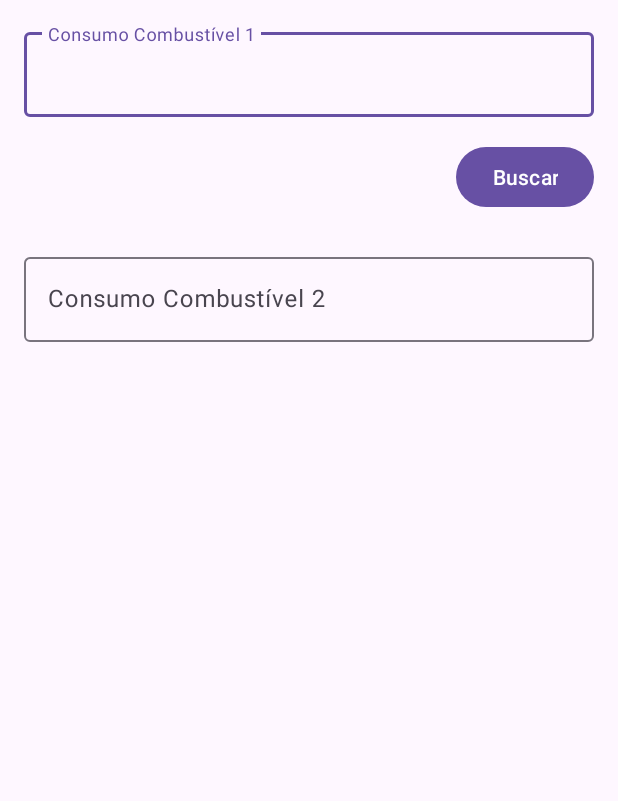
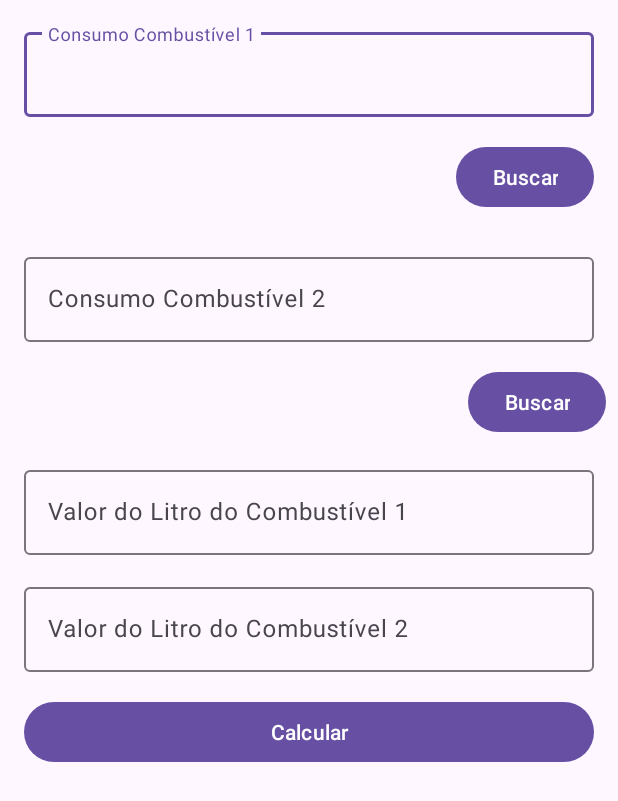
Before and after one commit to DouglasValerio/FlexCalculator, an Android app: the screen it shows after launch (MainActivity), on a phone screen of 412 x 824 dp. Shown: the top 801 px of the screen. Run offline under Robolectric (Android 15) with nearby library versions, the phone set to English and light mode, and no system bars.

Commit message:
add main activity structure: text fields and buttons

```diff
--- a/app/src/main/res/layout/activity_main.xml
+++ b/app/src/main/res/layout/activity_main.xml
@@ -2,6 +2,7 @@
 <ScrollView xmlns:android="http://schemas.android.com/apk/res/android"
     xmlns:app="http://schemas.android.com/apk/res-auto"
     xmlns:tools="http://schemas.android.com/tools"
+    android:id="@+id/evaluateBestChoiceButton"
     android:layout_width="match_parent"
     android:layout_height="match_parent"
     tools:context=".MainActivity">
@@ -40,6 +41,7 @@
             app:layout_constraintTop_toBottomOf="@+id/baseFuelInputContainer" />
 
         <com.google.android.material.textfield.TextInputLayout
+            android:id="@+id/compareFuelInputContainer"
             android:layout_width="match_parent"
             android:layout_height="wrap_content"
             android:layout_marginStart="16dp"
@@ -50,9 +52,65 @@
             app:layout_constraintTop_toBottomOf="@+id/searchBaseFuelButton">
 
             <com.google.android.material.textfield.TextInputEditText
+                android:id="@+id/compareFuelInputField"
                 android:layout_width="match_parent"
                 android:layout_height="wrap_content"
                 android:hint="Consumo Combustível 2" />
         </com.google.android.material.textfield.TextInputLayout>
+
+        <Button
+            android:id="@+id/searchCompareFuelButton"
+            android:layout_width="wrap_content"
+            android:layout_height="wrap_content"
+            android:layout_marginTop="16dp"
+            android:text="Buscar"
+            app:layout_constraintEnd_toEndOf="@+id/compareFuelInputContainer"
+            app:layout_constraintTop_toBottomOf="@+id/compareFuelInputContainer" />
+
+        <com.google.android.material.textfield.TextInputLayout
+            android:id="@+id/baseFuelPriceInputContainer"
+            android:layout_width="match_parent"
+            android:layout_height="wrap_content"
+            android:layout_marginStart="16dp"
+            android:layout_marginTop="16dp"
+            android:layout_marginEnd="16dp"
+            app:layout_constraintEnd_toEndOf="@+id/searchCompareFuelButton"
+            app:layout_constraintStart_toStartOf="@+id/compareFuelInputContainer"
+            app:layout_constraintTop_toBottomOf="@+id/searchCompareFuelButton">
+
+            <com.google.android.material.textfield.TextInputEditText
+                android:id="@+id/baseFuelPriceInputField"
+                android:layout_width="match_parent"
+                android:layout_height="wrap_content"
+                android:hint="Valor do Litro do Combustível 1" />
+        </com.google.android.material.textfield.TextInputLayout>
+
+        <com.google.android.material.textfield.TextInputLayout
+            android:id="@+id/compareFuelPriceInputContainer"
+            android:layout_width="match_parent"
+            android:layout_height="wrap_content"
+            android:layout_marginStart="16dp"
+            android:layout_marginTop="16dp"
+            android:layout_marginEnd="16dp"
+            app:layout_constraintEnd_toEndOf="parent"
+            app:layout_constraintStart_toStartOf="parent"
+            app:layout_constraintTop_toBottomOf="@+id/baseFuelPriceInputContainer">
+
+            <com.google.android.material.textfield.TextInputEditText
+                android:id="@+id/compareFuelPriceInputField"
+                android:layout_width="match_parent"
+                android:layout_height="wrap_content"
+                android:hint="Valor do Litro do Combustível 2" />
+        </com.google.android.material.textfield.TextInputLayout>
+
+        <Button
+            android:id="@+id/button4"
+            android:layout_width="0dp"
+            android:layout_height="wrap_content"
+            android:layout_marginTop="16dp"
+            android:text="Calcular"
+            app:layout_constraintEnd_toEndOf="@+id/compareFuelPriceInputContainer"
+            app:layout_constraintStart_toStartOf="@+id/compareFuelPriceInputContainer"
+            app:layout_constraintTop_toBottomOf="@+id/compareFuelPriceInputContainer" />
     </androidx.constraintlayout.widget.ConstraintLayout>
 </ScrollView>
```
